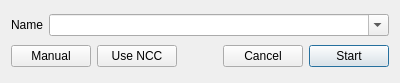
This is src/installer_fomod_csharp_predialog.ui in Holt59/modorganizer-installer_fomod_csharp as Qt 5 draws it before an edit. The edited form follows.
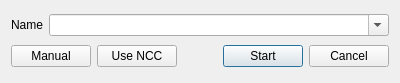
This is the edited form.

Commit message: Better handling of settings edited by installers.

```diff
--- a/src/installer_fomod_csharp_predialog.ui
+++ b/src/installer_fomod_csharp_predialog.ui
@@ -76,13 +76,6 @@
        </property>
       </spacer>
      </item>
-     <item>
-      <widget class="QPushButton" name="cancelBtn">
-       <property name="text">
-        <string>Cancel</string>
-       </property>
-      </widget>
-     </item>
      <item>
       <widget class="QPushButton" name="okBtn">
        <property name="text">
@@ -93,6 +86,13 @@
        </property>
       </widget>
      </item>
+     <item>
+      <widget class="QPushButton" name="cancelBtn">
+       <property name="text">
+        <string>Cancel</string>
+       </property>
+      </widget>
+     </item>
     </layout>
    </item>
   </layout>
```
Left out of the diff: 4 changed lines with no effect on the pictures. The commit also changes 8 other files.
